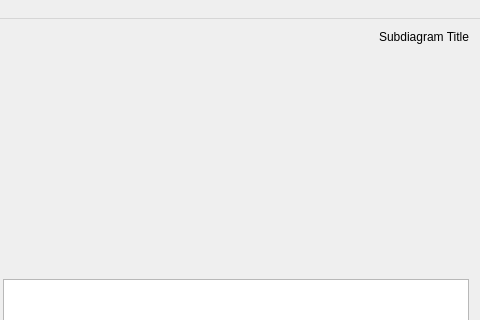
Before: the Qt Designer form OSLD/osldisplay.ui in Dystill/umassd-osld, drawn with Qt 5; both pictures show x 480 to 960 and y 0 to 320 of the 960 by 540 pixel window.
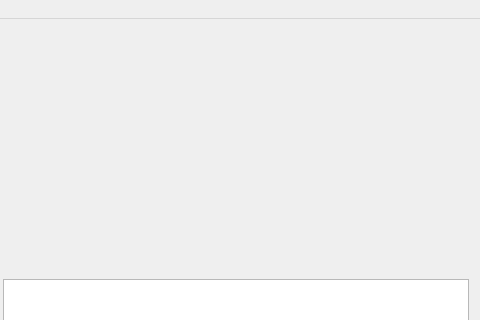
After: the same form once the commit is applied.

Commit message:
Removed qDebug text and subdiagram name
+ commented out most qDebug lines
+ removed the subdiagram name from OSLD because I can't get it to
update.

What changed in the file:
```diff
--- a/OSLD/osldisplay.ui
+++ b/OSLD/osldisplay.ui
@@ -36,13 +36,6 @@
         </property>
        </widget>
       </item>
-      <item alignment="Qt::AlignRight">
-       <widget class="QLabel" name="subtitleLabel">
-        <property name="text">
-         <string>Subdiagram Title</string>
-        </property>
-       </widget>
-      </item>
      </layout>
     </item>
     <item>
```
The commit also changes 5 other files.
